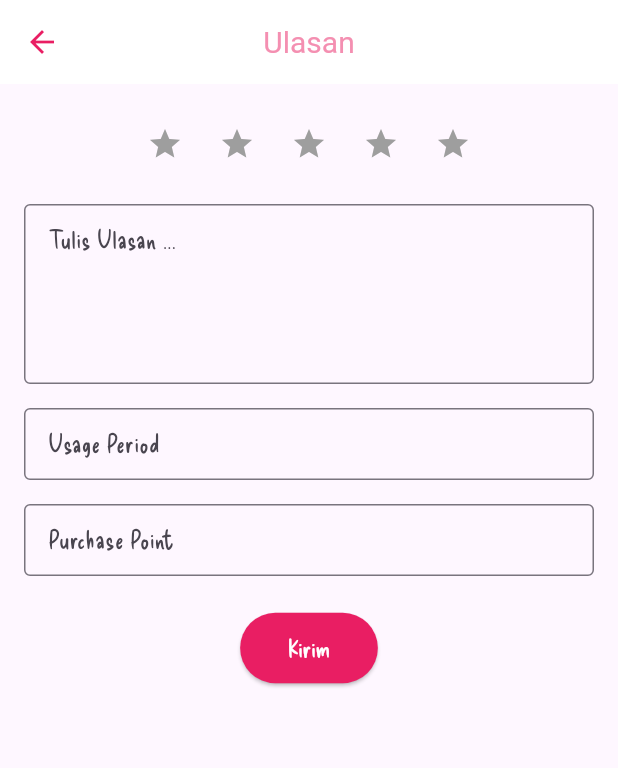
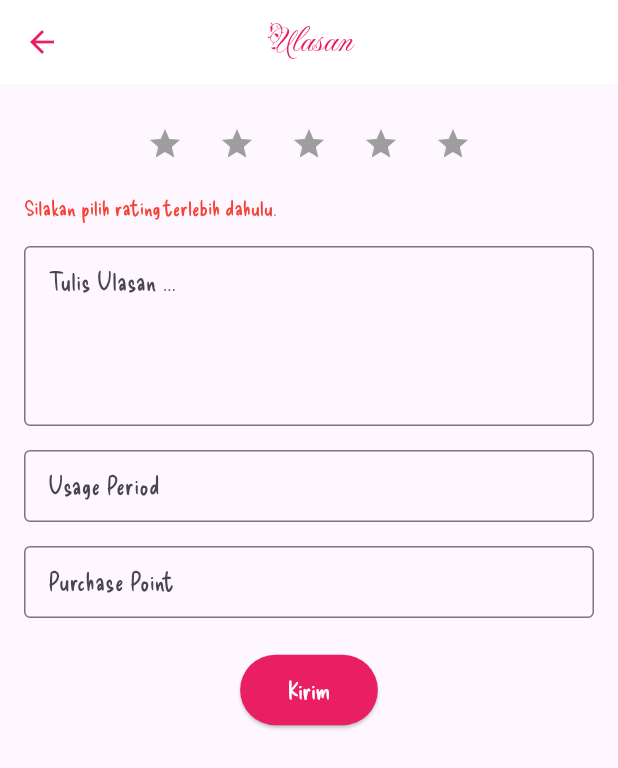
Before and after one commit to donnaagn/skin_match, a Flutter app: the ReviewPage screen opened directly, after a tap on "Kirim", on a phone screen of 412 x 824 dp. Shown: the top 768 px of the screen. Run offline on Flutter 3.47's test engine with Material 3 defaults, Android fonts, the light colour scheme and no system bars; our stand-ins replace carousel_slider, shared_preferences; accounts and stored records are empty; Roboto replaces fonts that are missing (FeurDeLeah).

Commit message:
rating screen

```diff
--- a/lib/screens/rating_screen.dart
+++ b/lib/screens/rating_screen.dart
@@ -21,11 +21,45 @@ class ReviewPage extends StatefulWidget {
 
 class _ReviewPageState extends State<ReviewPage> {
   int _selectedRating = 0;
+  String? _errorMessage; // Untuk menyimpan pesan error
 
   void _onRatingSelected(int index) {
     setState(() {
       _selectedRating = index + 1;
+      _errorMessage = null; // Menghapus pesan error saat rating dipilih
     });
+  }
+
+  void _submitReview(BuildContext context) {
+    if (_selectedRating == 0) {
+      // Jika rating belum dipilih, tampilkan pesan error
+      setState(() {
+        _errorMessage = 'Silakan pilih rating terlebih dahulu.';
+      });
+    } else {
+      // Jika rating valid, tampilkan dialog konfirmasi
+      _showReviewSubmittedDialog(context);
+    }
+  }
+
+  void _showReviewSubmittedDialog(BuildContext context) {
+    showDialog(
+      context: context,
+      builder: (BuildContext context) {
+        return AlertDialog(
+          title: const Text('Ulasan Terkirim'),
+          content: const Text('Terima kasih telah memberikan ulasan!'),
+          actions: [
+            TextButton(
+              onPressed: () {
+                Navigator.pop(context); // Menutup dialog
+              },
+              child: const Text('OK'),
+            ),
+          ],
+        );
+      },
+    );
   }
 
   @override
@@ -35,7 +69,7 @@ class _ReviewPageState extends State<ReviewPage> {
         leading: IconButton(
           icon: Icon(Icons.arrow_back, color: Colors.pink),
           onPressed: () {
-            // Back button functionality
+            Navigator.pop(context); // Navigasi kembali
           },
         ),
         backgroundColor: Colors.white,
@@ -43,9 +77,9 @@ class _ReviewPageState extends State<ReviewPage> {
         title: Text(
           'Ulasan',
           style: TextStyle(
-            color: Colors.pink.shade200,
-            fontFamily: 'FeurDeLeah',
-            fontSize: 20,
+            color: Colors.pink,
+            fontFamily: 'FleurDeLeah',
+            fontSize: 24,
           ),
         ),
         centerTitle: true,
@@ -68,6 +102,14 @@ class _ReviewPageState extends State<ReviewPage> {
                 );
               }),
             ),
+            if (_errorMessage != null) // Menampilkan pesan error jika ada
+              Padding(
+                padding: const EdgeInsets.only(top: 8.0),
+                child: Text(
+                  _errorMessage!,
+                  style: TextStyle(color: Colors.red, fontSize: 14),
+                ),
+              ),
             SizedBox(height: 16),
 
             // Review Text Field
@@ -114,7 +156,7 @@ class _ReviewPageState extends State<ReviewPage> {
                   ),
                 ),
                 onPressed: () {
-                  // Submit functionality
+                  _submitReview(context); // Validasi rating sebelum submit
                 },
                 child: Text(
                   'Kirim',
```
Also changed, not shown: lib/screens/detail_screen.dart (+9 -33 lines).
